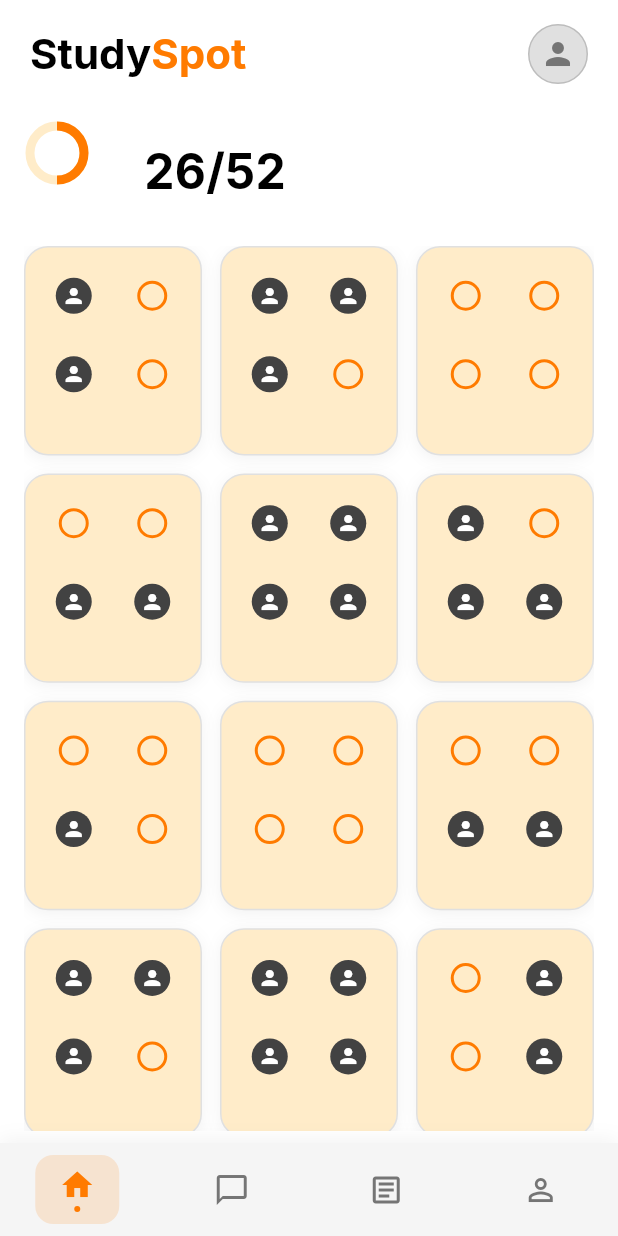
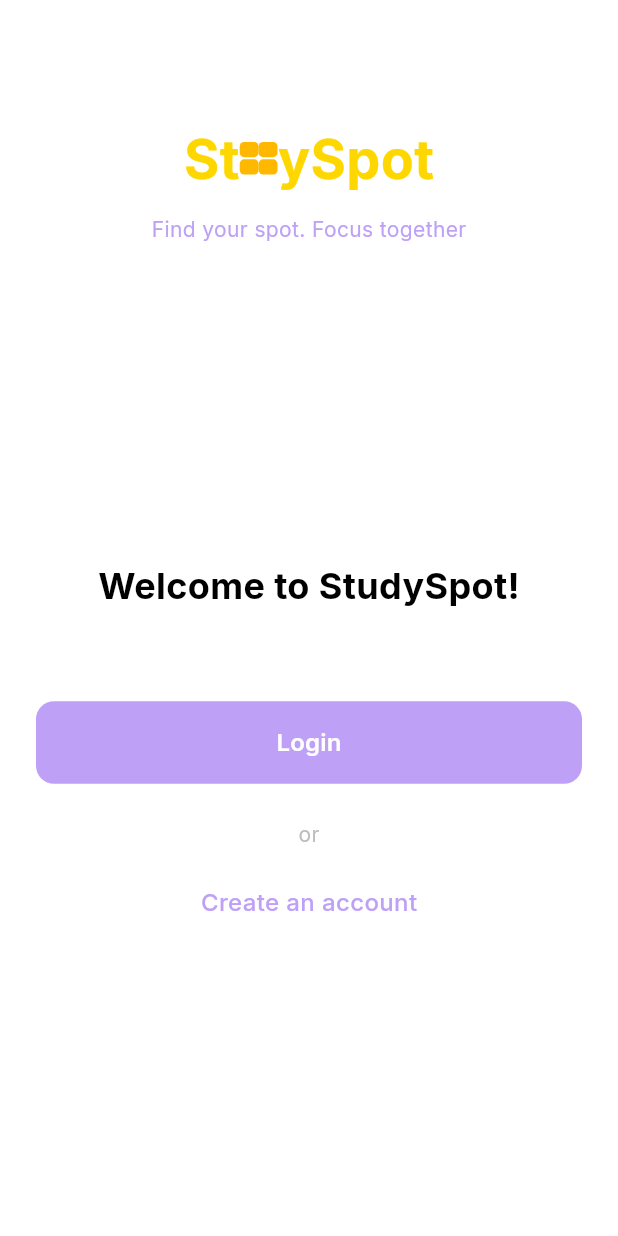
Before and after one commit to Georgekon4002/StudySpot_64, a Flutter app: the screen it shows after launch, on a phone screen of 412 x 824 dp. Run offline on Flutter 3.47's test engine with Material 3 defaults, Android fonts, the phone set to English and light mode, and no system bars; our stand-ins replace google_fonts.

Commit message:
welcome screen

```diff
--- a/lib/main.dart
+++ b/lib/main.dart
@@ -1,5 +1,5 @@
 import 'package:flutter/material.dart';
-import 'screens/home_screen.dart';
+import 'screens/welcome_screen.dart';
 
 void main() {
   runApp(const MyApp());
@@ -16,7 +16,7 @@ class MyApp extends StatelessWidget {
         colorScheme: ColorScheme.fromSeed(seedColor: Colors.deepOrange),
         useMaterial3: true,
       ),
-      home: const HomeScreen(),
+      home: const WelcomeWrapper(),
     );
   }
 }
--- /dev/null
+++ b/lib/screens/welcome_screen.dart
@@ -0,0 +1,318 @@
+import 'dart:async';
+import 'package:flutter/material.dart';
+import 'package:google_fonts/google_fonts.dart';
+import 'home_screen.dart';
+
+class WelcomeWrapper extends StatefulWidget {
+  const WelcomeWrapper({super.key});
+
+  @override
+  State<WelcomeWrapper> createState() => _WelcomeWrapperState();
+}
+
+class _WelcomeWrapperState extends State<WelcomeWrapper> {
+  final PageController _pageController = PageController();
+  Timer? _autoSlideTimer;
+
+  // Purple color constant
+  static const Color purpleColor = Color(0xFFBEA1F7);
+  static const Color yellowColor = Color(0xFFFFD700); // Bright yellow for logo
+
+  @override
+  void initState() {
+    super.initState();
+    // Auto-slide to second screen after 2 seconds
+    _autoSlideTimer = Timer(const Duration(seconds: 2), () {
+      if (_pageController.hasClients) {
+        _pageController.animateToPage(
+          1,
+          duration: const Duration(milliseconds: 500),
+          curve: Curves.easeInOut,
+        );
+      }
+    });
+  }
+
+  @override
+  void dispose() {
+    _autoSlideTimer?.cancel();
+    _pageController.dispose();
+    super.dispose();
+  }
+
+  @override
+  Widget build(BuildContext context) {
+    return Scaffold(
+      backgroundColor: Colors.white,
+      body: PageView(
+        controller: _pageController,
+        scrollDirection: Axis.vertical,
+        children: [
+          _buildOpeningScreen(),
+          _buildWelcomeScreen(),
+        ],
+      ),
+    );
+  }
+
+  Widget _buildLogo({double fontSize = 48}) {
+    // Orange-yellow color for the blocks (slightly darker than main yellow)
+    const Color blockColor = Color(0xFFFFB800);
+
+    return Row(
+      mainAxisSize: MainAxisSize.min,
+      crossAxisAlignment: CrossAxisAlignment.center,
+      children: [
+        Text(
+          'S',
+          style: GoogleFonts.inter(
+            fontSize: fontSize,
+            fontWeight: FontWeight.bold,
+            color: yellowColor,
+          ),
+        ),
+        Text(
+          't',
+          style: GoogleFonts.inter(
+            fontSize: fontSize,
+            fontWeight: FontWeight.bold,
+            color: yellowColor,
+          ),
+        ),
+        // "u" as stacked blocks
+        SizedBox(
+          width: fontSize * 0.35,
+          height: fontSize * 0.65,
+          child: Column(
+            mainAxisAlignment: MainAxisAlignment.center,
+            mainAxisSize: MainAxisSize.min,
+            children: [
+              Container(
+                width: fontSize * 0.35,
+                height: fontSize * 0.28,
+                decoration: BoxDecoration(
+                  color: blockColor,
+                  borderRadius: BorderRadius.circular(3),
+                ),
+              ),
+              SizedBox(height: fontSize * 0.04),
+              Container(
+                width: fontSize * 0.35,
+                height: fontSize * 0.28,
+                decoration: BoxDecoration(
+                  color: blockColor,
+                  borderRadius: BorderRadius.circular(3),
+                ),
+              ),
+            ],
+          ),
+        ),
+        // "d" as stacked blocks
+        SizedBox(
+          width: fontSize * 0.35,
+          height: fontSize * 0.65,
+          child: Column(
+            mainAxisAlignment: MainAxisAlignment.center,
+            mainAxisSize: MainAxisSize.min,
+            children: [
+              Container(
+                width: fontSize * 0.35,
+                height: fontSize * 0.28,
+                decoration: BoxDecoration(
+                  color: blockColor,
+                  borderRadius: BorderRadius.circular(3),
+                ),
+              ),
+              SizedBox(height: fontSize * 0.04),
+              Container(
+                width: fontSize * 0.35,
+                height: fontSize * 0.28,
+                decoration: BoxDecoration(
+                  color: blockColor,
+                  borderRadius: BorderRadius.circular(3),
+                ),
+              ),
+            ],
+          ),
+        ),
+        Text(
+          'y',
+          style: GoogleFonts.inter(
+            fontSize: fontSize,
+            fontWeight: FontWeight.bold,
+            color: yellowColor,
+          ),
+        ),
+        Text(
+          'S',
+          style: GoogleFonts.inter(
+            fontSize: fontSize,
+            fontWeight: FontWeight.bold,
+            color: yellowColor,
+          ),
+        ),
+        Text(
+          'p',
+          style: GoogleFonts.inter(
+            fontSize: fontSize,
+            fontWeight: FontWeight.bold,
+            color: yellowColor,
+          ),
+        ),
+        Text(
+          'o',
+          style: GoogleFonts.inter(
+            fontSize: fontSize,
+            fontWeight: FontWeight.bold,
+            color: yellowColor,
+          ),
+        ),
+        Text(
+          't',
+          style: GoogleFonts.inter(
+            fontSize: fontSize,
+            fontWeight: FontWeight.bold,
+            color: yellowColor,
+          ),
+        ),
+      ],
+    );
+  }
+
+  Widget _buildOpeningScreen() {
+    return Container(
+      color: Colors.white,
+      child: SafeArea(
+        child: Center(
+          child: Column(
+            mainAxisAlignment: MainAxisAlignment.center,
+            children: [
+              // Logo with styled "StudySpot"
+              _buildLogo(fontSize: 48),
+              const SizedBox(height: 16),
+              // Tagline
+              Text(
+                'Find your spot. Focus together',
+                style: GoogleFonts.inter(
+                  fontSize: 16,
+                  color: purpleColor,
+                  fontWeight: FontWeight.w400,
+                ),
+              ),
+              const SizedBox(height: 60),
+              // Swipe up text
+              Text(
+                'Swipe up',
+                style: GoogleFonts.inter(
+                  fontSize: 14,
+                  color: Colors.grey[600],
+                  fontWeight: FontWeight.w400,
+                ),
+              ),
+              const SizedBox(height: 8),
+              Icon(
+                Icons.keyboard_arrow_up,
+                color: Colors.grey[600],
+                size: 24,
+              ),
+            ],
+          ),
+        ),
+      ),
+    );
+  }
+
+  Widget _buildWelcomeScreen() {
+    return Container(
+      color: Colors.white,
+      child: SafeArea(
+        child: Padding(
+          padding: const EdgeInsets.symmetric(horizontal: 24.0),
+          child: Column(
+            children: [
+              const SizedBox(height: 80),
+              // Logo and Tagline at the top
+              _buildLogo(fontSize: 36),
+              const SizedBox(height: 12),
+              Text(
+                'Find your spot. Focus together',
+                style: GoogleFonts.inter(
+                  fontSize: 14,
+                  color: purpleColor,
+                  fontWeight: FontWeight.w400,
+                ),
+              ),
+              const Spacer(),
+              // Welcome message
+              Text(
+                'Welcome to StudySpot!',
+                style: GoogleFonts.inter(
+                  fontSize: 24,
+                  fontWeight: FontWeight.bold,
+                  color: Colors.black,
+                ),
+              ),
+              const SizedBox(height: 60),
+              // Login button
+              SizedBox(
+                width: double.infinity,
+                child: ElevatedButton(
+                  onPressed: () {
+                    Navigator.of(context).pushReplacement(
+                      MaterialPageRoute(builder: (context) => const HomeScreen()),
+                    );
+                  },
+                  style: ElevatedButton.styleFrom(
+                    backgroundColor: purpleColor,
+                    foregroundColor: Colors.white,
+                    padding: const EdgeInsets.symmetric(vertical: 16),
+                    shape: RoundedRectangleBorder(
+                      borderRadius: BorderRadius.circular(12),
+                    ),
+                    elevation: 0,
+                  ),
+                  child: Text(
+                    'Login',
+                    style: GoogleFonts.inter(
+                      fontSize: 16,
+                      fontWeight: FontWeight.w600,
+                    ),
+                  ),
+                ),
+              ),
+              const SizedBox(height: 24),
+              // "or" separator
+              Text(
+                'or',
+                style: GoogleFonts.inter(
+                  fontSize: 14,
+                  color: Colors.grey[400],
+                  fontWeight: FontWeight.w400,
+                ),
+              ),
+              const SizedBox(height: 24),
+              // Create account link
+              GestureDetector(
+                onTap: () {
+                  // Handle create account navigation
+                  Navigator.of(context).pushReplacement(
+                    MaterialPageRoute(builder: (context) => const HomeScreen()),
+                  );
+                },
+                child: Text(
+                  'Create an account',
+                  style: GoogleFonts.inter(
+                    fontSize: 16,
+                    color: purpleColor,
+                    fontWeight: FontWeight.w500,
+                  ),
+                ),
+              ),
+              const Spacer(),
+            ],
+          ),
+        ),
+      ),
+    );
+  }
+}
```
